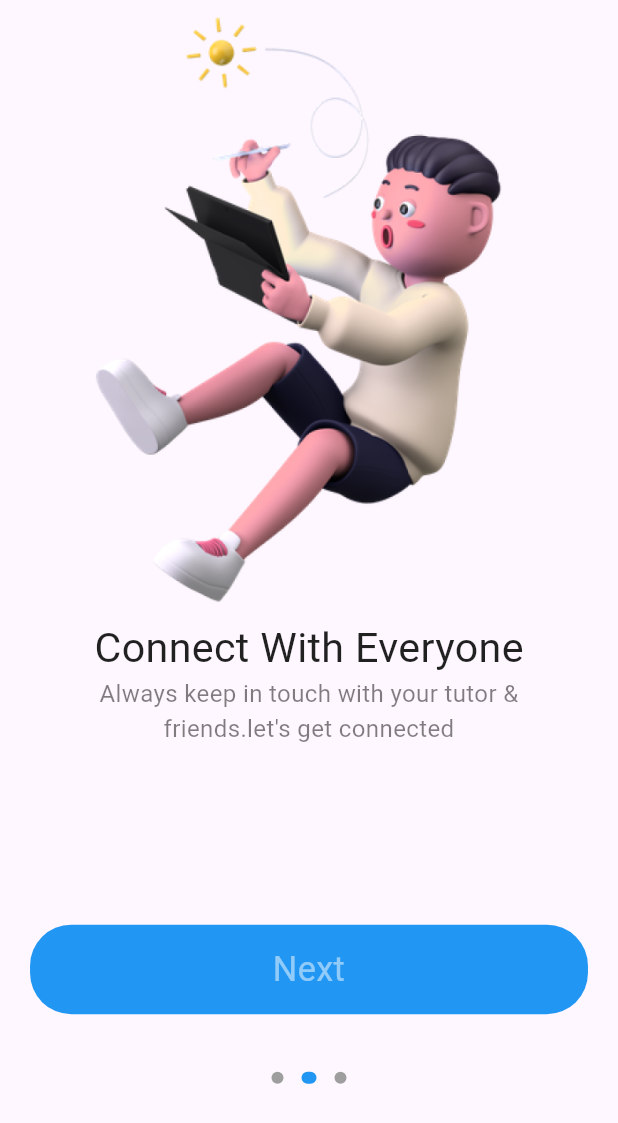
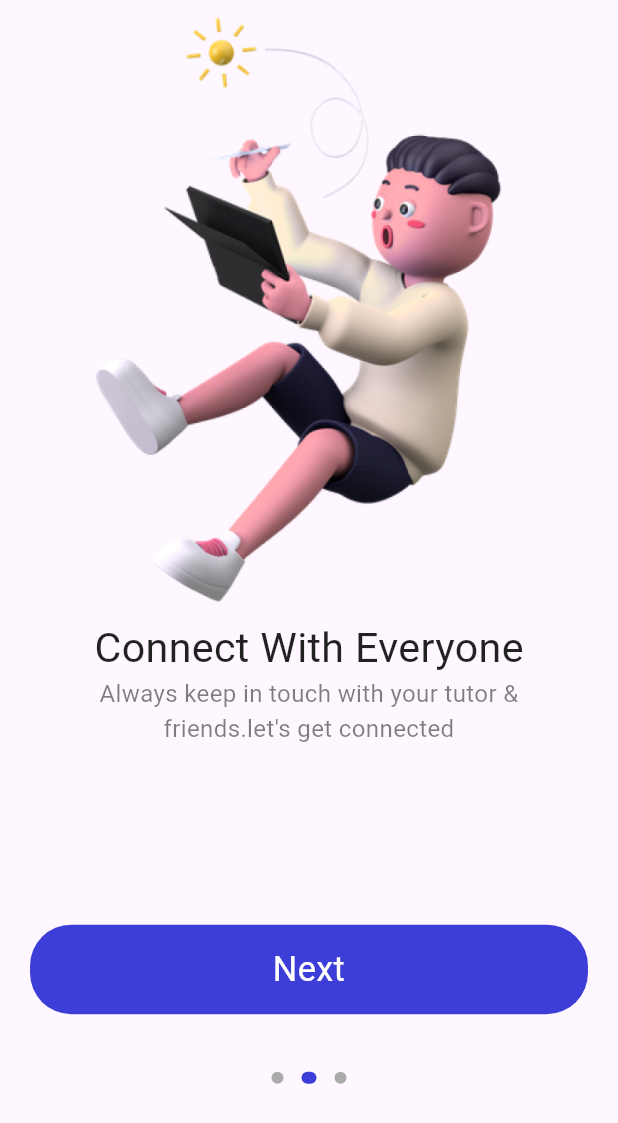
Before and after one commit to mohamedyasser123/Bloc_project2, a Flutter app: the screen it shows after launch, after a tap on "Next", on a phone screen of 412 x 824 dp. Shown: the top 1123 px of the screen. Run offline on Flutter 3.47's test engine with Material 3 defaults, Android fonts, the light colour scheme and no system bars; drawn by our look-alikes of dots_indicator; our stand-ins replace cloud_firestore, firebase_auth, firebase_core, flutter_bloc, flutter_screenutil; accounts and stored records are empty.

Commit message:
thired commit

```diff
--- /dev/null
+++ b/lib/common/values/colors.dart
@@ -0,0 +1,29 @@
+import 'dart:ui';
+
+class AppColors {
+
+  /// white background
+  static const Color primaryBackground = Color.fromARGB(255, 255, 255, 255);
+  /// grey background
+  static const Color primarySecondaryBackground = Color.fromARGB(255, 247, 247, 249);
+  /// main widget color blue
+  static const Color primaryElement = Color.fromARGB(255, 61, 61, 216);
+  /// main text color black
+  static const Color primaryText = Color.fromARGB(255, 0, 0, 0);
+  // video background color
+  static const Color primaryBg = Color.fromARGB(210, 32, 47, 62);
+  /// main widget text color white
+  static const Color primaryElementText = Color.fromARGB(255, 255, 255, 255);
+  // main widget text color grey
+  static const Color primarySecondaryElementText = Color.fromARGB(255, 102, 102, 102);
+  // main widget third color grey
+  static const Color primaryThreeElementText = Color.fromARGB(255, 170, 170, 170);
+
+  static const Color primaryFourElementText = Color.fromARGB(255, 204, 204, 204);
+  //state color
+  static const Color primaryElementStatus = Color.fromARGB(255, 88, 174, 127);
+
+  static const Color primaryElementBg = Color.fromARGB(255, 238, 121, 99);
+
+
+}
--- a/lib/main.dart
+++ b/lib/main.dart
@@ -1,20 +1,27 @@
 import 'package:bloc_pattern/app_blocs.dart';
-import 'package:bloc_pattern/home/signin_screen.dart';
+import 'package:bloc_pattern/sign_in/signin_screen.dart';
 import 'package:bloc_pattern/splash/bloc/splash_blocs.dart';
 import 'package:bloc_pattern/splash/splash_screen.dart';
 import 'package:flutter/material.dart';
 import 'package:flutter_bloc/flutter_bloc.dart';
 import 'package:flutter_screenutil/flutter_screenutil.dart';
+import 'package:firebase_core/firebase_core.dart';
 
 import 'app_state.dart';
 
 
-void main() {
+Future<void> main() async {
+  WidgetsFlutterBinding.ensureInitialized();
+
+   await Firebase.initializeApp();
+
+
   runApp(
       BlocProvider(
           create: (context) => AppBlocs(InitialAppState()),
-      child: const MyApp()));
+          child: const MyApp()));
 }
+
 
 class MyApp extends StatelessWidget {
   const MyApp({super.key});
--- a/lib/home/signin_screen.dart
+++ b/lib/sign_in/signin_screen.dart
@@ -1,4 +1,5 @@
-import 'package:bloc_pattern/home/widgets/signin_widget.dart';
+import 'package:bloc_pattern/common/values/colors.dart';
+import 'package:bloc_pattern/sign_in/widgets/signin_widget.dart';
 import 'package:flutter/material.dart';
 import 'package:flutter_screenutil/flutter_screenutil.dart';
 
@@ -93,6 +94,7 @@ TextEditingController passwordController=TextEditingController();
               SizedBox(height: 10.h,),
               Text("Forget Password ??",
               style: TextStyle(
+                color: AppColors.primaryText,
                 decoration: TextDecoration.underline,
                 fontSize: 12.sp,
                 fontWeight: FontWeight.normal,
--- a/lib/splash/splash_screen.dart
+++ b/lib/splash/splash_screen.dart
@@ -1,3 +1,4 @@
+import 'package:bloc_pattern/common/values/colors.dart';
 import 'package:bloc_pattern/splash/bloc/splash_events.dart';
 import 'package:bloc_pattern/splash/bloc/splash_states.dart';
 import 'package:dots_indicator/dots_indicator.dart';
@@ -70,8 +71,8 @@ class _SplashScreenState extends State<SplashScreen> {
                       dotsCount: 3,
                       mainAxisAlignment: MainAxisAlignment.center,
                       decorator: DotsDecorator(
-                          color: Colors.grey,
-                          activeColor: Colors.blue,
+                          color:AppColors.primaryThreeElementText,
+                          activeColor: AppColors.primaryElement,
                           size: const Size.square(8),
                           activeSize: const Size(10,8),
                           activeShape: RoundedRectangleBorder(
@@ -139,7 +140,7 @@ Widget _page( PageController pageController,int index,String title,String subTit
           width: 325.w,
           height: 50.h,
           decoration: BoxDecoration(
-              color: Colors.blue,
+              color:AppColors.primaryElement,
               borderRadius: BorderRadius.circular(24.r)
           ),
           child: Center(
@@ -147,7 +148,7 @@ Widget _page( PageController pageController,int index,String title,String subTit
               bottomName,
               textAlign: TextAlign.center,
               style: TextStyle(
-                  color: Colors.white.withOpacity(.5),
+                  color:AppColors.primaryElementText,
                   fontSize: 20.sp,
                   fontWeight: FontWeight.normal
               ),
--- a/pubspec.yaml
+++ b/pubspec.yaml
@@ -41,6 +41,7 @@ dependencies:
   dots_indicator: ^3.0.0
   intl:
   cloud_firestore: ^5.5.1
+  firebase_auth: ^5.3.4
 
 dev_dependencies:
   flutter_test:
```
Also changed, not shown: lib/sign_in/bloc/sign_in_bloc.dart (added, +25 -0 lines), lib/sign_in/bloc/signin_events.dart (added, +14 -0 lines), lib/sign_in/bloc/signin_states.dart (added, +13 -0 lines), lib/sign_in/sign_in_controller.dart (added, +37 -0 lines), lib/sign_in/widgets/signin_widget.dart (renamed from lib/home/widgets/signin_widget.dart, +6 -5 lines), pubspec.lock, 5 other files.
